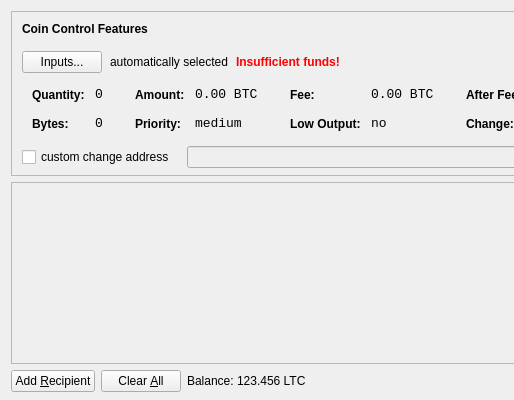
Before: the Qt Designer form src/qt/forms/sendcoinsdialog.ui in oilgascoin/OilGasCoin, drawn with Qt 5; both pictures show x 0 to 514 and y 0 to 400 of the 850 by 400 pixel window.
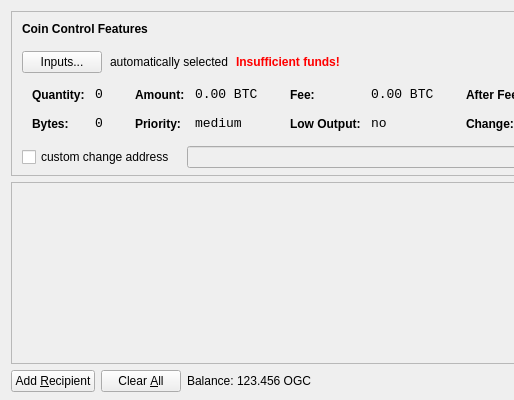
After: the same form once the commit is applied. Icons and pictures are not drawn.

```diff
--- a/src/qt/forms/sendcoinsdialog.ui
+++ b/src/qt/forms/sendcoinsdialog.ui
@@ -720,7 +720,7 @@
           <cursorShape>IBeamCursor</cursorShape>
          </property>
          <property name="text">
-          <string>123.456 LTC</string>
+          <string>123.456 OGC</string>
          </property>
          <property name="textInteractionFlags">
           <set>Qt::LinksAccessibleByMouse|Qt::TextSelectableByKeyboard|Qt::TextSelectableByMouse</set>
```
